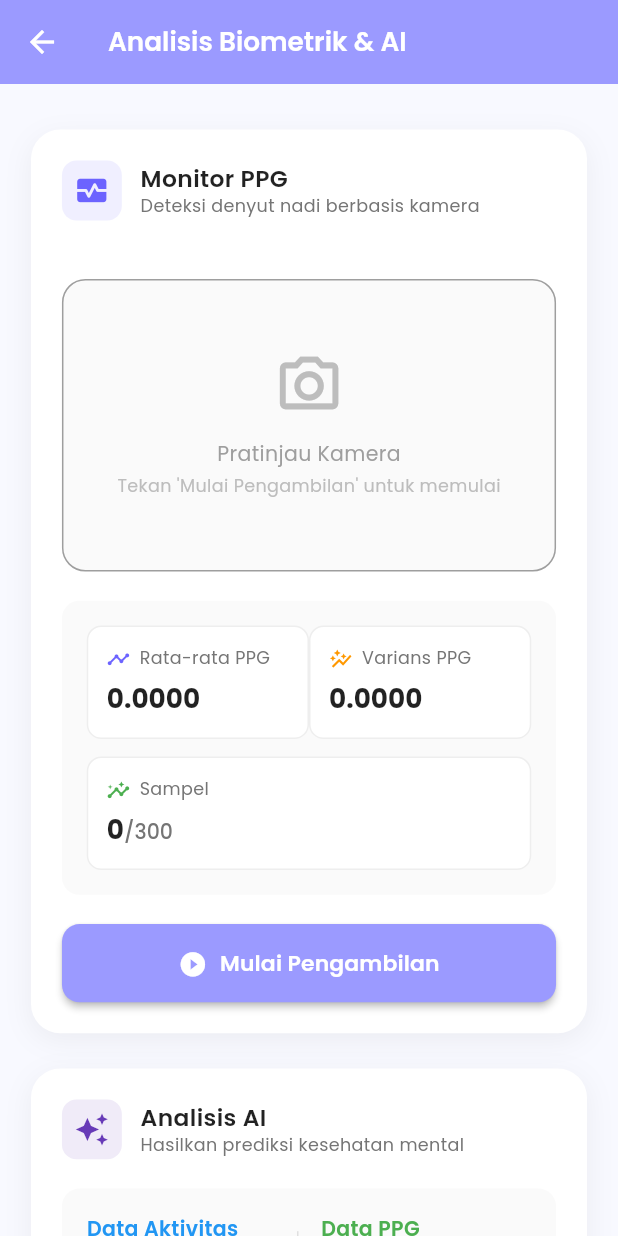
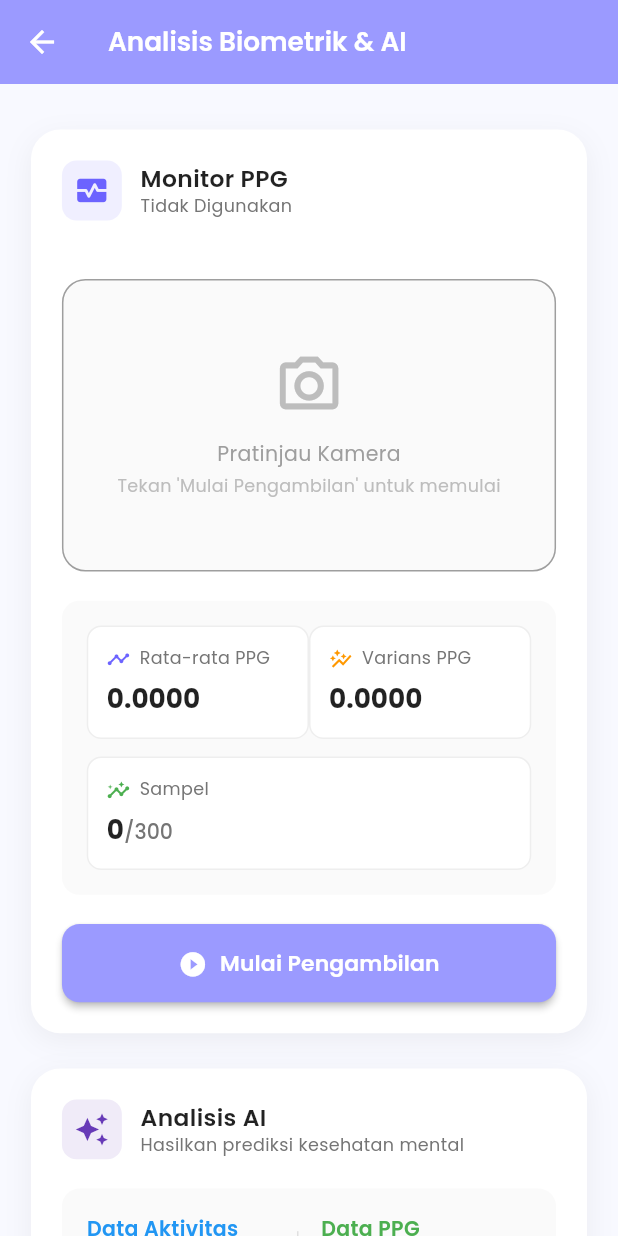
Before and after one commit to IlhamYuniar16/Project-PAM-SMT-5, a Flutter app: the BiometricPage screen opened directly, on a phone screen of 412 x 824 dp. Run offline on Flutter 3.47's test engine with Material 3 defaults, Android fonts, the phone set to English and light mode, and no system bars; our stand-ins replace camera, file_picker, fl_chart, flutter_dotenv, flutter_riverpod, flutter_screenutil and 10 more; accounts and stored records are empty.

Commit message:
Fix Bug pada Tes Ai

```diff
--- a/lib/feature/insightmind/presentation/pages/biometric_page.dart
+++ b/lib/feature/insightmind/presentation/pages/biometric_page.dart
@@ -122,8 +122,7 @@ class BiometricPage extends ConsumerWidget {
                                   color: Colors.black87,
                                 ),
                               ),
-                              Text(
-                                "Deteksi denyut nadi berbasis kamera",
+                              Text(ppg.capturing ? "Menggunakan Kamera" : "Tidak Digunakan",
                                 style: GoogleFonts.poppins(
                                   fontSize: 12.sp,
                                   color: Colors.grey[600],
```
Also changed, not shown: 1 other file.
